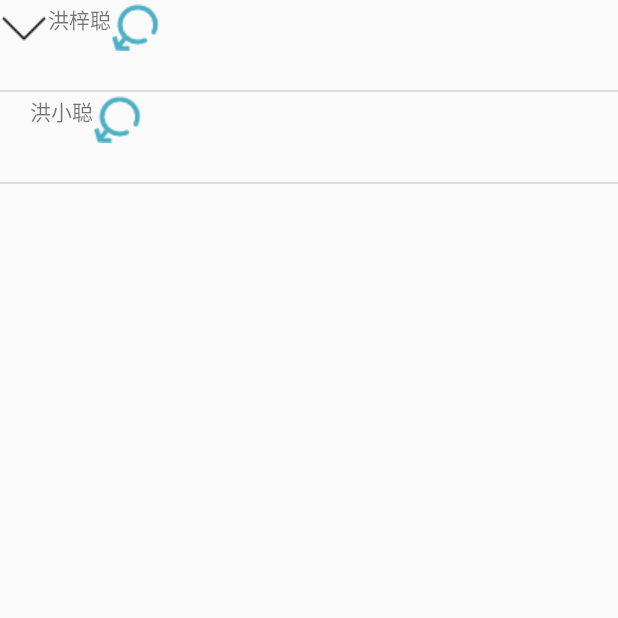
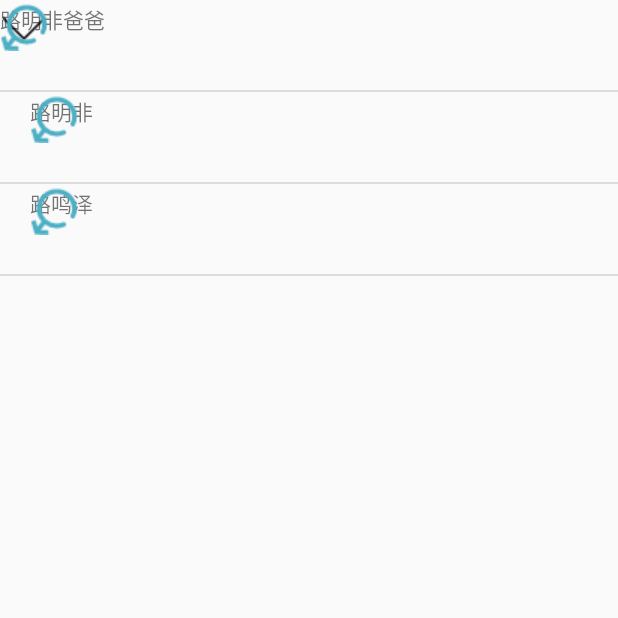
Before and after one commit to hongzicong/FamilyTree, an Android app: the screen it shows after launch (MainActivity), on a phone screen of 412 x 824 dp, the top half of it. Run offline under Robolectric (Android 15) with nearby library versions, the phone set to English and light mode, and no system bars; our stand-ins replace CircleImageView.

Commit message:
5.再整理了一下，开始调试前面的功能是否实现

```diff
--- /dev/null
+++ b/app/src/main/java/hongzicong/familytree/FamilyTreeDBHelper.java
@@ -0,0 +1,31 @@
+package hongzicong.familytree;
+
+import android.content.Context;
+import android.database.sqlite.SQLiteDatabase;
+import android.database.sqlite.SQLiteOpenHelper;
+
+/**
+ * Created by DELL-PC on 2017/12/5.
+ */
+
+public class FamilyTreeDBHelper extends SQLiteOpenHelper {
+
+    private static final int DB_VERSION = 1;
+    private static final String DB_NAME = "familyTree.db";
+    public static final String TABLE_NAME = "Members";
+
+    FamilyTreeDBHelper(Context context){
+        super(context,DB_NAME,null,DB_VERSION);
+    }
+
+    @Override
+    public void onCreate(SQLiteDatabase db) {
+
+    }
+
+    @Override
+    public void onUpgrade(SQLiteDatabase db, int oldVersion, int newVersion) {
+
+    }
+
+}
--- a/app/src/main/java/hongzicong/familytree/MainActivity.java
+++ b/app/src/main/java/hongzicong/familytree/MainActivity.java
@@ -37,9 +37,11 @@ public class MainActivity extends AppCompatActivity {
     }
 
     private void initData(){
-        PersonData p=new PersonData(1,0,"洪梓聪",R.drawable.picture,true);
+        PersonData p=new PersonData(1,0,"路明非爸爸",R.drawable.picture,true);
         mPersonDatas.add(p);
-        p=new PersonData(2,1,"洪小聪",R.drawable.picture,true);
+        p=new PersonData(2,1,"路明非",R.drawable.picture,true);
+        mPersonDatas.add(p);
+        p=new PersonData(3,1,"路鸣泽",R.drawable.picture,true);
         mPersonDatas.add(p);
         //todo get from database
     }
--- a/app/src/main/res/layout/list_item.xml
+++ b/app/src/main/res/layout/list_item.xml
@@ -1,5 +1,5 @@
 <?xml version="1.0" encoding="utf-8"?>
-<LinearLayout
+<android.support.constraint.ConstraintLayout
     xmlns:android="http://schemas.android.com/apk/res/android"
     xmlns:app="http://schemas.android.com/apk/res-auto"
     xmlns:tools="http://schemas.android.com/tools"
@@ -15,17 +15,19 @@
     <TextView
         android:id="@+id/name"
         android:layout_width="wrap_content"
-        android:layout_height="wrap_content"/>
+        android:layout_height="wrap_content"
+        android:text="路明非"/>
 
     <ImageView
         android:id="@+id/is_sex"
         android:layout_width="wrap_content"
         android:layout_height="wrap_content"/>
 
-    <ImageView
+    <de.hdodenhof.circleimageview.CircleImageView
         android:id="@+id/picture"
-        android:layout_width="wrap_content"
-        android:layout_height="wrap_content"/>
+        android:layout_width="50dp"
+        android:layout_height="50dp"
+        app:civ_border_width="2dp"
+        app:civ_border_color="000000"/>
 
-
-</LinearLayout>
+</android.support.constraint.ConstraintLayout>
```
